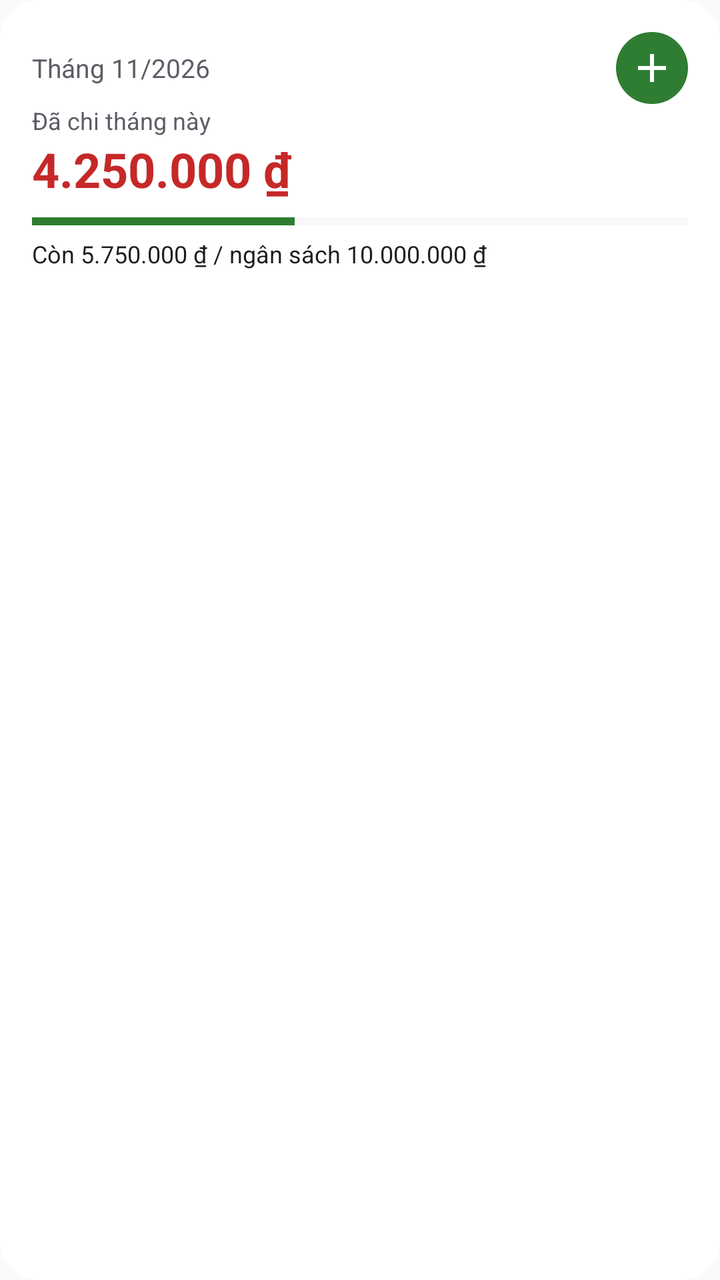
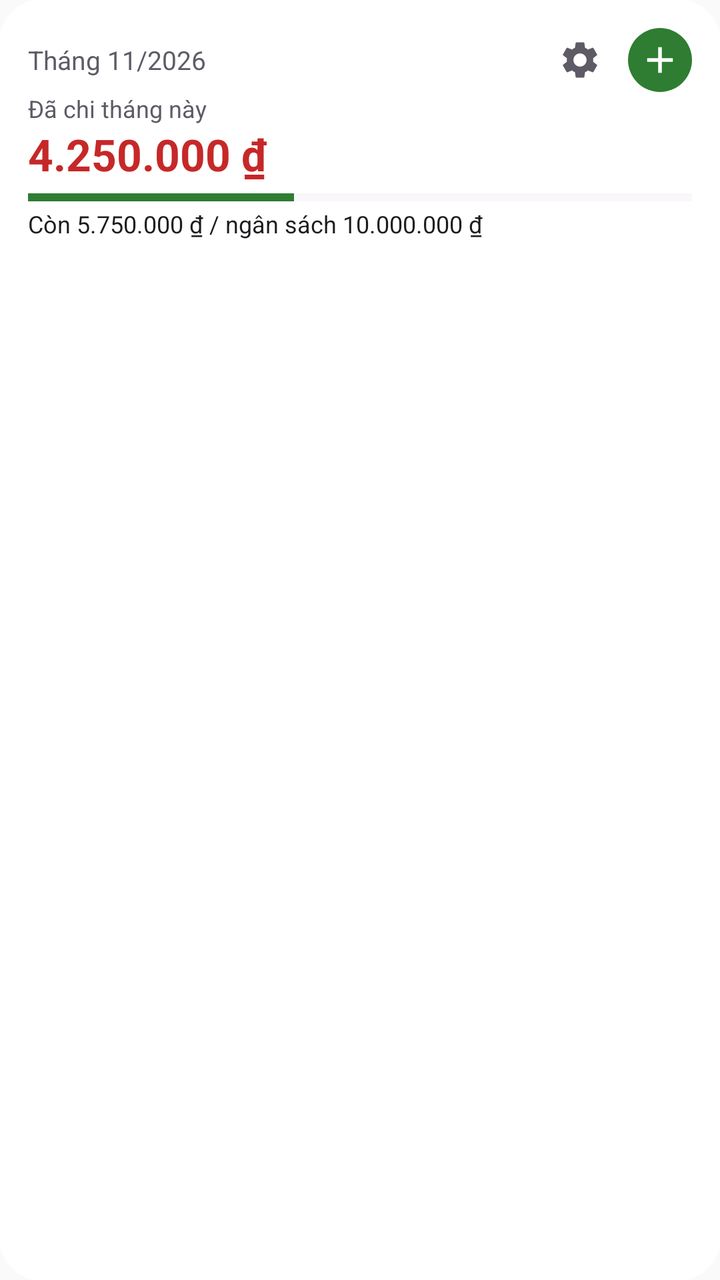

An Android layout rendered at two revisions. The XML below is the earlier revision; the diff shows what the commit changed to produce the second picture.
<!-- AndroidManifest.xml: application theme android:Theme.Material.Light.NoActionBar -->
<!-- res/layout/widget_summary.xml -->
<?xml version="1.0" encoding="utf-8"?>
<LinearLayout xmlns:android="http://schemas.android.com/apk/res/android"
    android:id="@+id/widget_root"
    android:layout_width="match_parent"
    android:layout_height="match_parent"
    android:background="@drawable/widget_background"
    android:orientation="vertical"
    android:padding="16dp">

    <LinearLayout
        android:layout_width="match_parent"
        android:layout_height="wrap_content"
        android:gravity="center_vertical"
        android:orientation="horizontal">

        <TextView
            android:id="@+id/widget_month"
            android:layout_width="0dp"
            android:layout_height="wrap_content"
            android:layout_weight="1"
            android:text="@string/widget_sample_month"
            android:textColor="@color/widget_text_secondary"
            android:textSize="13sp" />

        <ImageView
            android:id="@+id/widget_add"
            android:layout_width="36dp"
            android:layout_height="36dp"
            android:background="@drawable/widget_add_background"
            android:contentDescription="@string/add_transaction"
            android:padding="6dp"
            android:src="@drawable/ic_widget_add" />
    </LinearLayout>

    <TextView
        android:layout_width="wrap_content"
        android:layout_height="wrap_content"
        android:text="@string/widget_spent"
        android:textColor="@color/widget_text_secondary"
        android:textSize="12sp" />

    <TextView
        android:id="@+id/widget_expense"
        android:layout_width="wrap_content"
        android:layout_height="wrap_content"
        android:text="@string/widget_sample_amount"
        android:textColor="@color/widget_expense"
        android:textSize="24sp"
        android:textStyle="bold" />

    <ProgressBar
        android:id="@+id/widget_progress"
        style="@android:style/Widget.Material.ProgressBar.Horizontal"
        android:layout_width="match_parent"
        android:layout_height="8dp"
        android:layout_marginTop="6dp"
        android:max="100"
        android:progress="40"
        android:progressBackgroundTint="@color/widget_track"
        android:progressTint="@color/widget_accent" />

    <TextView
        android:id="@+id/widget_detail"
        android:layout_width="match_parent"
        android:layout_height="wrap_content"
        android:layout_marginTop="4dp"
        android:maxLines="2"
        android:text="@string/widget_sample_detail"
        android:textColor="@color/widget_text"
        android:textSize="12sp" />
</LinearLayout>
<!-- resources referenced by this layout -->
<resources>
  <color name="widget_accent">#FF2E7D32</color>
  <color name="widget_expense">#FFC62828</color>
  <color name="widget_text">#FF1C1B1F</color>
  <color name="widget_text_secondary">#FF5F5B66</color>
  <color name="widget_track">#FFE6E0E9</color>
  <!-- drawable ic_widget_add (drawable) -->
  <?xml version="1.0" encoding="utf-8"?>
  <vector xmlns:android="http://schemas.android.com/apk/res/android"
      android:width="24dp" android:height="24dp"
      android:viewportWidth="24" android:viewportHeight="24">
      <path android:fillColor="#FFFFFFFF" android:pathData="M19,13h-6v6h-2v-6H5v-2h6V5h2v6h6v2z" />
  </vector>
  <!-- drawable widget_add_background (drawable) -->
  <?xml version="1.0" encoding="utf-8"?>
  <shape xmlns:android="http://schemas.android.com/apk/res/android" android:shape="oval">
      <solid android:color="@color/widget_accent" />
  </shape>
  <!-- drawable widget_background (drawable) -->
  <?xml version="1.0" encoding="utf-8"?>
  <shape xmlns:android="http://schemas.android.com/apk/res/android" android:shape="rectangle">
      <solid android:color="@color/widget_background" />
      <corners android:radius="20dp" />
  </shape>
  <string name="add_transaction">Thêm giao dịch</string>
  <string name="widget_sample_amount">4.250.000 ₫</string>
  <string name="widget_sample_detail">Còn 5.750.000 ₫ / ngân sách 10.000.000 ₫</string>
  <string name="widget_sample_month">Tháng 11/2026</string>
  <string name="widget_spent">Đã chi tháng này</string>
  <color name="widget_background">#FFFFFFFF</color>
</resources>

<!-- the commit's change to res/layout/widget_summary.xml (unified diff, before → after) -->
@@ -5,7 +5,7 @@
     android:layout_height="match_parent"
     android:background="@drawable/widget_background"
     android:orientation="vertical"
-    android:padding="16dp">
+    android:padding="14dp">
 
     <LinearLayout
         android:layout_width="match_parent"
@@ -23,49 +23,288 @@
             android:textSize="13sp" />
 
         <ImageView
+            android:id="@+id/widget_settings"
+            android:layout_width="32dp"
+            android:layout_height="32dp"
+            android:layout_marginEnd="8dp"
+            android:contentDescription="@string/widget_settings"
+            android:padding="5dp"
+            android:src="@drawable/ic_widget_settings" />
+
+        <ImageView
             android:id="@+id/widget_add"
-            android:layout_width="36dp"
-            android:layout_height="36dp"
+            android:layout_width="32dp"
+            android:layout_height="32dp"
             android:background="@drawable/widget_add_background"
             android:contentDescription="@string/add_transaction"
-            android:padding="6dp"
+            android:padding="5dp"
             android:src="@drawable/ic_widget_add" />
     </LinearLayout>
 
+    <LinearLayout
+        android:id="@+id/widget_total"
+        android:layout_width="match_parent"
+        android:layout_height="wrap_content"
+        android:orientation="vertical">
+
+        <TextView
+            android:layout_width="wrap_content"
+            android:layout_height="wrap_content"
+            android:text="@string/widget_spent"
+            android:textColor="@color/widget_text_secondary"
+            android:textSize="12sp" />
+
+        <TextView
+            android:id="@+id/widget_expense"
+            android:layout_width="wrap_content"
+            android:layout_height="wrap_content"
+            android:text="@string/widget_sample_amount"
+            android:textColor="@color/widget_expense"
+            android:textSize="22sp"
+            android:textStyle="bold" />
+
+        <ProgressBar
+            android:id="@+id/widget_progress"
+            style="@android:style/Widget.Material.ProgressBar.Horizontal"
+            android:layout_width="match_parent"
+            android:layout_height="6dp"
+            android:layout_marginTop="4dp"
+            android:max="100"
+            android:progress="40"
+            android:progressBackgroundTint="@color/widget_track"
+            android:progressTint="@color/widget_accent" />
+
+        <TextView
+            android:id="@+id/widget_detail"
+            android:layout_width="match_parent"
+            android:layout_height="wrap_content"
+            android:layout_marginTop="2dp"
+            android:maxLines="1"
+            android:text="@string/widget_sample_detail"
+            android:textColor="@color/widget_text"
+            android:textSize="12sp" />
+    </LinearLayout>
+
     <TextView
-        android:layout_width="wrap_content"
-        android:layout_height="wrap_content"
-        android:text="@string/widget_spent"
+        android:id="@+id/widget_empty"
+        android:layout_width="match_parent"
+        android:layout_height="wrap_content"
+        android:layout_marginTop="8dp"
+        android:text="@string/widget_empty_hint"
         android:textColor="@color/widget_text_secondary"
-        android:textSize="12sp" />
-
-    <TextView
-        android:id="@+id/widget_expense"
-        android:layout_width="wrap_content"
-        android:layout_height="wrap_content"
-        android:text="@string/widget_sample_amount"
-        android:textColor="@color/widget_expense"
-        android:textSize="24sp"
-        android:textStyle="bold" />
-
-    <ProgressBar
-        android:id="@+id/widget_progress"
-        style="@android:style/Widget.Material.ProgressBar.Horizontal"
-        android:layout_width="match_parent"
-        android:layout_height="8dp"
-        android:layout_marginTop="6dp"
-        android:max="100"
-        android:progress="40"
-        android:progressBackgroundTint="@color/widget_track"
-        android:progressTint="@color/widget_accent" />
-
-    <TextView
-        android:id="@+id/widget_detail"
-        android:layout_width="match_parent"
-        android:layout_height="wrap_content"
-        android:layout_marginTop="4dp"
-        android:maxLines="2"
-        android:text="@string/widget_sample_detail"
-        android:textColor="@color/widget_text"
-        android:textSize="12sp" />
+        android:textSize="12sp"
+        android:visibility="gone" />
+
+    <LinearLayout
+        android:id="@+id/cat_row_1"
+        android:layout_width="match_parent"
+        android:layout_height="wrap_content"
+        android:layout_marginTop="8dp"
+        android:orientation="vertical"
+        android:visibility="gone">
+
+        <LinearLayout
+            android:layout_width="match_parent"
+            android:layout_height="wrap_content"
+            android:gravity="center_vertical"
+            android:orientation="horizontal">
+
+            <ImageView
+                android:id="@+id/cat_dot_1"
+                android:layout_width="10dp"
+                android:layout_height="10dp"
+                android:layout_marginEnd="6dp"
+                android:importantForAccessibility="no"
+                android:src="@drawable/widget_dot" />
+
+            <TextView
+                android:id="@+id/cat_name_1"
+                android:layout_width="0dp"
+                android:layout_height="wrap_content"
+                android:layout_weight="1"
+                android:ellipsize="end"
+                android:maxLines="1"
+                android:textColor="@color/widget_text"
+                android:textSize="13sp" />
+
+            <TextView
+                android:id="@+id/cat_amount_1"
+                android:layout_width="wrap_content"
+                android:layout_height="wrap_content"
+                android:maxLines="1"
+                android:textColor="@color/widget_text"
+                android:textSize="13sp"
+                android:textStyle="bold" />
+        </LinearLayout>
+
+        <ProgressBar
+            android:id="@+id/cat_progress_1"
+            style="@android:style/Widget.Material.ProgressBar.Horizontal"
+            android:layout_width="match_parent"
+            android:layout_height="4dp"
+            android:layout_marginTop="3dp"
+            android:max="100"
+            android:progressBackgroundTint="@color/widget_track"
+            android:progressTint="@color/widget_accent" />
+    </LinearLayout>
+
+    <LinearLayout
+        android:id="@+id/cat_row_2"
+        android:layout_width="match_parent"
+        android:layout_height="wrap_content"
+        android:layout_marginTop="8dp"
+        android:orientation="vertical"
+        android:visibility="gone">
+
+        <LinearLayout
+            android:layout_width="match_parent"
+            android:layout_height="wrap_content"
+            android:gravity="center_vertical"
+            android:orientation="horizontal">
+
+            <ImageView
+                android:id="@+id/cat_dot_2"
+                android:layout_width="10dp"
+                android:layout_height="10dp"
+                android:layout_marginEnd="6dp"
+                android:importantForAccessibility="no"
+                android:src="@drawable/widget_dot" />
+
+            <TextView
+                android:id="@+id/cat_name_2"
+                android:layout_width="0dp"
+                android:layout_height="wrap_content"
+                android:layout_weight="1"
+                android:ellipsize="end"
+                android:maxLines="1"
+                android:textColor="@color/widget_text"
+                android:textSize="13sp" />
+
+            <TextView
+                android:id="@+id/cat_amount_2"
+                android:layout_width="wrap_content"
+                android:layout_height="wrap_content"
+                android:maxLines="1"
+                android:textColor="@color/widget_text"
+                android:textSize="13sp"
+                android:textStyle="bold" />
+        </LinearLayout>
+
+        <ProgressBar
+            android:id="@+id/cat_progress_2"
+            style="@android:style/Widget.Material.ProgressBar.Horizontal"
+            android:layout_width="match_parent"
+            android:layout_height="4dp"
+            android:layout_marginTop="3dp"
+            android:max="100"
+            android:progressBackgroundTint="@color/widget_track"
+            android:progressTint="@color/widget_accent" />
+    </LinearLayout>
+
+    <LinearLayout
+        android:id="@+id/cat_row_3"
+        android:layout_width="match_parent"
+        android:layout_height="wrap_content"
+        android:layout_marginTop="8dp"
+        android:orientation="vertical"
+        android:visibility="gone">
+
+        <LinearLayout
+            android:layout_width="match_parent"
+            android:layout_height="wrap_content"
+            android:gravity="center_vertical"
+            android:orientation="horizontal">
+
+            <ImageView
+                android:id="@+id/cat_dot_3"
+                android:layout_width="10dp"
+                android:layout_height="10dp"
+                android:layout_marginEnd="6dp"
+                android:importantForAccessibility="no"
+                android:src="@drawable/widget_dot" />
+
+            <TextView
+                android:id="@+id/cat_name_3"
+                android:layout_width="0dp"
+                android:layout_height="wrap_content"
+                android:layout_weight="1"
+                android:ellipsize="end"
+                android:maxLines="1"
+                android:textColor="@color/widget_text"
+                android:textSize="13sp" />
+
+            <TextView
+                android:id="@+id/cat_amount_3"
+                android:layout_width="wrap_content"
+                android:layout_height="wrap_content"
+                android:maxLines="1"
+                android:textColor="@color/widget_text"
+                android:textSize="13sp"
+                android:textStyle="bold" />
+        </LinearLayout>
+
+        <ProgressBar
+            android:id="@+id/cat_progress_3"
+            style="@android:style/Widget.Material.ProgressBar.Horizontal"
+            android:layout_width="match_parent"
+            android:layout_height="4dp"
+            android:layout_marginTop="3dp"
+            android:max="100"
+            android:progressBackgroundTint="@color/widget_track"
+            android:progressTint="@color/widget_accent" />
+    </LinearLayout>
+
+    <LinearLayout
+        android:id="@+id/cat_row_4"
+        android:layout_width="match_parent"
+        android:layout_height="wrap_content"
+        android:layout_marginTop="8dp"
+        android:orientation="vertical"
+        android:visibility="gone">
+
+        <LinearLayout
+            android:layout_width="match_parent"
+            android:layout_height="wrap_content"
+            android:gravity="center_vertical"
+            android:orientation="horizontal">
+
+            <ImageView
+                android:id="@+id/cat_dot_4"
+                android:layout_width="10dp"
+                android:layout_height="10dp"
+                android:layout_marginEnd="6dp"
+                android:importantForAccessibility="no"
+                android:src="@drawable/widget_dot" />
+
+            <TextView
+                android:id="@+id/cat_name_4"
+                android:layout_width="0dp"
+                android:layout_height="wrap_content"
+                android:layout_weight="1"
+                android:ellipsize="end"
+                android:maxLines="1"
+                android:textColor="@color/widget_text"
+                android:textSize="13sp" />
+
+            <TextView
+                android:id="@+id/cat_amount_4"
+                android:layout_width="wrap_content"
+                android:layout_height="wrap_content"
+                android:maxLines="1"
+                android:textColor="@color/widget_text"
+                android:textSize="13sp"
+                android:textStyle="bold" />
+        </LinearLayout>
+
+        <ProgressBar
+            android:id="@+id/cat_progress_4"
+            style="@android:style/Widget.Material.ProgressBar.Horizontal"
+            android:layout_width="match_parent"
+            android:layout_height="4dp"
+            android:layout_marginTop="3dp"
+            android:max="100"
+            android:progressBackgroundTint="@color/widget_track"
+            android:progressTint="@color/widget_accent" />
+    </LinearLayout>
+
 </LinearLayout>
<!-- resource entries referenced after the edit -->
@@ -12,6 +12,14 @@
       android:viewportWidth="24" android:viewportHeight="24">
       <path android:fillColor="#FFFFFFFF" android:pathData="M19,13h-6v6h-2v-6H5v-2h6V5h2v6h6v2z" />
   </vector>
+  <!-- drawable ic_widget_settings (drawable) -->
+  <?xml version="1.0" encoding="utf-8"?>
+  <vector xmlns:android="http://schemas.android.com/apk/res/android"
+      android:width="24dp" android:height="24dp"
+      android:viewportWidth="24" android:viewportHeight="24">
+      <path android:fillColor="@color/widget_text_secondary"
+          android:pathData="M19.14,12.94c0.04,-0.3 0.06,-0.61 0.06,-0.94c0,-0.32 -0.02,-0.64 -0.07,-0.94l2.03,-1.58c0.18,-0.14 0.23,-0.41 0.12,-0.61l-1.92,-3.32c-0.12,-0.22 -0.37,-0.29 -0.59,-0.22l-2.39,0.96c-0.5,-0.38 -1.03,-0.7 -1.62,-0.94L14.4,2.81c-0.04,-0.24 -0.24,-0.41 -0.48,-0.41h-3.84c-0.24,0 -0.43,0.17 -0.47,0.41L9.25,5.35C8.66,5.59 8.12,5.92 7.63,6.29L5.24,5.33c-0.22,-0.08 -0.47,0 -0.59,0.22L2.74,8.87C2.62,9.08 2.66,9.34 2.86,9.48l2.03,1.58C4.84,11.36 4.8,11.69 4.8,12s0.02,0.64 0.07,0.94l-2.03,1.58c-0.18,0.14 -0.23,0.41 -0.12,0.61l1.92,3.32c0.12,0.22 0.37,0.29 0.59,0.22l2.39,-0.96c0.5,0.38 1.03,0.7 1.62,0.94l0.36,2.54c0.05,0.24 0.24,0.41 0.48,0.41h3.84c0.24,0 0.44,-0.17 0.47,-0.41l0.36,-2.54c0.59,-0.24 1.13,-0.56 1.62,-0.94l2.39,0.96c0.22,0.08 0.47,0 0.59,-0.22l1.92,-3.32c0.12,-0.22 0.07,-0.47 -0.12,-0.61L19.14,12.94zM12,15.6c-1.98,0 -3.6,-1.62 -3.6,-3.6s1.62,-3.6 3.6,-3.6s3.6,1.62 3.6,3.6S13.98,15.6 12,15.6z" />
+  </vector>
   <!-- drawable widget_add_background (drawable) -->
   <?xml version="1.0" encoding="utf-8"?>
   <shape xmlns:android="http://schemas.android.com/apk/res/android" android:shape="oval">
@@ -23,10 +31,18 @@
       <solid android:color="@color/widget_background" />
       <corners android:radius="20dp" />
   </shape>
+  <!-- drawable widget_dot (drawable) -->
+  <?xml version="1.0" encoding="utf-8"?>
+  <shape xmlns:android="http://schemas.android.com/apk/res/android" android:shape="oval">
+      <solid android:color="#FFFFFFFF" />
+      <size android:width="10dp" android:height="10dp" />
+  </shape>
   <string name="add_transaction">Thêm giao dịch</string>
+  <string name="widget_empty_hint">Chạm ⚙ để chọn danh mục hiển thị</string>
   <string name="widget_sample_amount">4.250.000 ₫</string>
   <string name="widget_sample_detail">Còn 5.750.000 ₫ / ngân sách 10.000.000 ₫</string>
   <string name="widget_sample_month">Tháng 11/2026</string>
+  <string name="widget_settings">Tuỳ chỉnh widget</string>
   <string name="widget_spent">Đã chi tháng này</string>
   <color name="widget_background">#FFFFFFFF</color>
 </resources>
